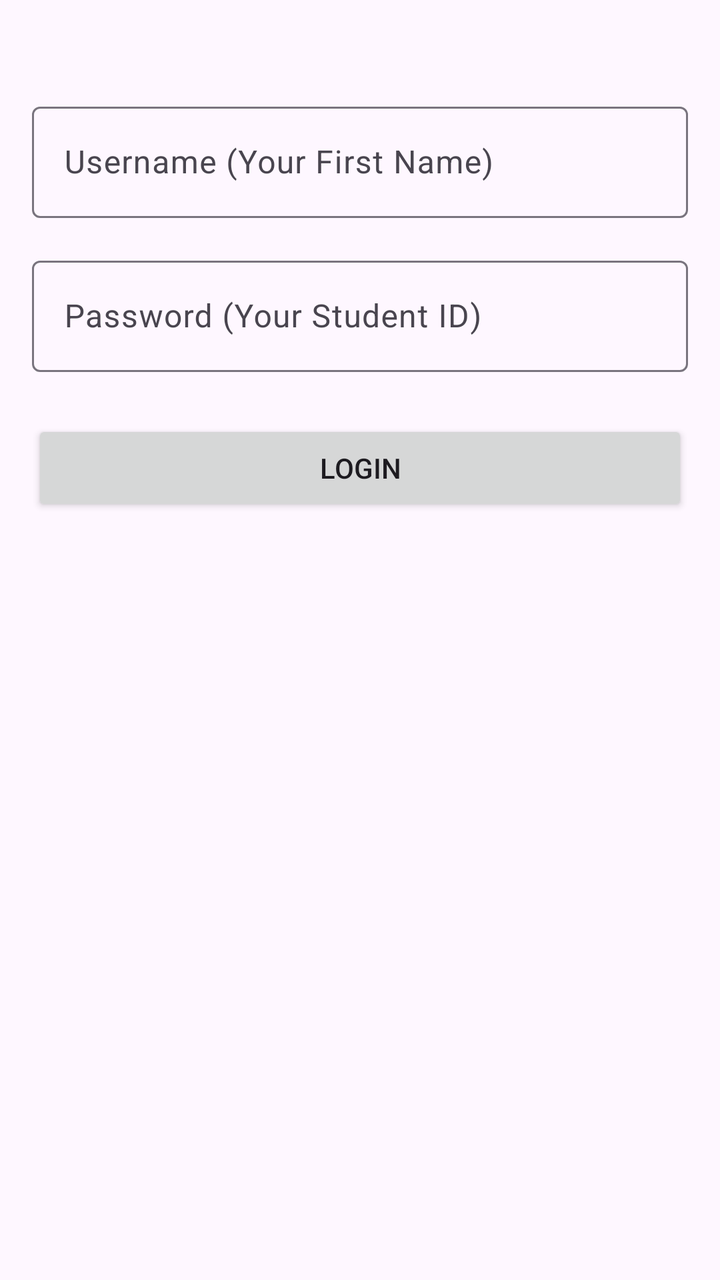
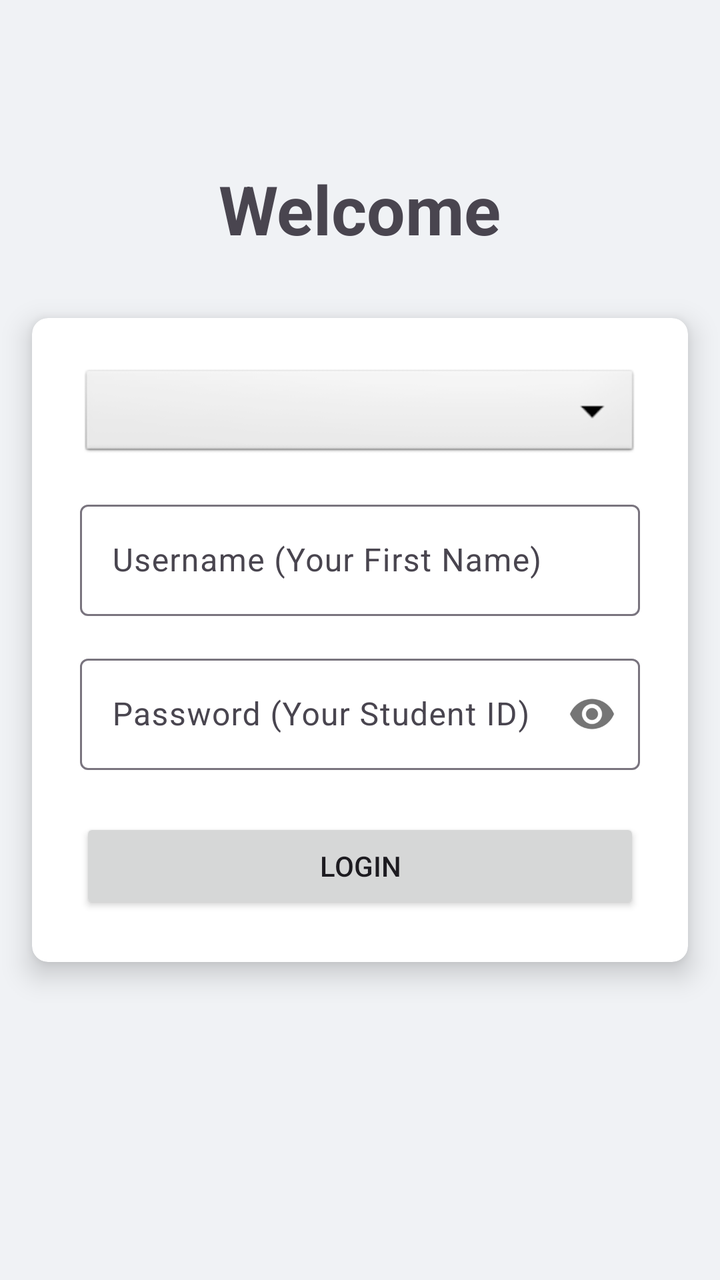

Two renders of the same Android screen: before a commit and after it. Below are the layout's source before the change and the commit's diff.
<!-- AndroidManifest.xml: application theme Theme.S8073084_assignment2 -->
<!-- res/layout/fragment_login.xml -->
<?xml version="1.0" encoding="utf-8"?>
<androidx.constraintlayout.widget.ConstraintLayout xmlns:android="http://schemas.android.com/apk/res/android"
    xmlns:app="http://schemas.android.com/apk/res-auto"
    xmlns:tools="http://schemas.android.com/tools"
    android:layout_width="match_parent"
    android:layout_height="match_parent"
    android:padding="16dp"
    tools:context=".ui.login.LoginFragment">

    <com.google.android.material.textfield.TextInputLayout
        android:id="@+id/username_layout"
        android:layout_width="0dp"
        android:layout_height="wrap_content"
        android:layout_marginTop="32dp"
        app:layout_constraintTop_toTopOf="parent"
        app:layout_constraintStart_toStartOf="parent"
        app:layout_constraintEnd_toEndOf="parent">

        <com.google.android.material.textfield.TextInputEditText
            android:id="@+id/username_edit_text"
            android:layout_width="match_parent"
            android:layout_height="wrap_content"
            android:hint="Username (Your First Name)" />
    </com.google.android.material.textfield.TextInputLayout>

    <com.google.android.material.textfield.TextInputLayout
        android:id="@+id/password_layout"
        android:layout_width="0dp"
        android:layout_height="wrap_content"
        android:layout_marginTop="16dp"
        app:layout_constraintTop_toBottomOf="@id/username_layout"
        app:layout_constraintStart_toStartOf="parent"
        app:layout_constraintEnd_toEndOf="parent">

        <com.google.android.material.textfield.TextInputEditText
            android:id="@+id/password_edit_text"
            android:layout_width="match_parent"
            android:layout_height="wrap_content"
            android:hint="Password (Your Student ID)"
            android:inputType="textPassword" />
    </com.google.android.material.textfield.TextInputLayout>

    <Button
        android:id="@+id/login_button"
        android:layout_width="0dp"
        android:layout_height="wrap_content"
        android:text="Login"
        android:layout_marginTop="24dp"
        app:layout_constraintTop_toBottomOf="@id/password_layout"
        app:layout_constraintStart_toStartOf="parent"
        app:layout_constraintEnd_toEndOf="parent" />

    <ProgressBar
        android:id="@+id/progress_bar"
        android:layout_width="wrap_content"
        android.layout_height="wrap_content"
        android:visibility="gone"
        app:layout_constraintTop_toTopOf="parent"
        app:layout_constraintBottom_toBottomOf="parent"
        app:layout_constraintStart_toStartOf="parent"
        app:layout_constraintEnd_toEndOf="parent" />

</androidx.constraintlayout.widget.ConstraintLayout>
<!-- resources referenced by this layout -->
<resources>
  <style name="Theme.S8073084_assignment2" parent="Base.Theme.S8073084_assignment2" />
  <style name="Base.Theme.S8073084_assignment2" parent="Theme.Material3.DayNight.NoActionBar">
          
          
      </style>
</resources>

<!-- the commit's change to res/layout/fragment_login.xml (unified diff, before → after) -->
@@ -4,57 +4,100 @@
     xmlns:tools="http://schemas.android.com/tools"
     android:layout_width="match_parent"
     android:layout_height="match_parent"
-    android:padding="16dp"
+    android:background="#f0f2f5"
     tools:context=".ui.login.LoginFragment">
 
-    <com.google.android.material.textfield.TextInputLayout
-        android:id="@+id/username_layout"
-        android:layout_width="0dp"
+    <TextView
+        android:id="@+id/title_text"
+        android:layout_width="wrap_content"
         android:layout_height="wrap_content"
-        android:layout_marginTop="32dp"
+        android:text="Welcome"
+        android:textSize="34sp"
+        android:textStyle="bold"
+        app:layout_constraintBottom_toTopOf="@id/login_card"
+        app:layout_constraintStart_toStartOf="parent"
+        app:layout_constraintEnd_toEndOf="parent"
+        android:layout_marginBottom="32dp"/>
+
+    <androidx.cardview.widget.CardView
+        android:id="@+id/login_card"
+        android:layout_width="match_parent"
+        android:layout_height="wrap_content"
+        app:cardCornerRadius="8dp"
+        app:cardElevation="8dp"
+        android:layout_margin="16dp"
         app:layout_constraintTop_toTopOf="parent"
+        app:layout_constraintBottom_toBottomOf="parent"
         app:layout_constraintStart_toStartOf="parent"
         app:layout_constraintEnd_toEndOf="parent">
 
-        <com.google.android.material.textfield.TextInputEditText
-            android:id="@+id/username_edit_text"
+        <androidx.constraintlayout.widget.ConstraintLayout
             android:layout_width="match_parent"
             android:layout_height="wrap_content"
-            android:hint="Username (Your First Name)" />
-    </com.google.android.material.textfield.TextInputLayout>
+            android:padding="24dp">
 
-    <com.google.android.material.textfield.TextInputLayout
-        android:id="@+id/password_layout"
-        android:layout_width="0dp"
-        android:layout_height="wrap_content"
-        android:layout_marginTop="16dp"
-        app:layout_constraintTop_toBottomOf="@id/username_layout"
-        app:layout_constraintStart_toStartOf="parent"
-        app:layout_constraintEnd_toEndOf="parent">
+            <Spinner
+                android:id="@+id/location_spinner"
+                android:layout_width="0dp"
+                android:layout_height="48dp"
+                android:background="@android:drawable/btn_dropdown"
+                app:layout_constraintTop_toTopOf="parent"
+                app:layout_constraintStart_toStartOf="parent"
+                app:layout_constraintEnd_toEndOf="parent"/>
 
-        <com.google.android.material.textfield.TextInputEditText
-            android:id="@+id/password_edit_text"
-            android:layout_width="match_parent"
-            android:layout_height="wrap_content"
-            android:hint="Password (Your Student ID)"
-            android:inputType="textPassword" />
-    </com.google.android.material.textfield.TextInputLayout>
+            <com.google.android.material.textfield.TextInputLayout
+                android:id="@+id/username_layout"
+                android:layout_width="0dp"
+                android:layout_height="wrap_content"
+                android:layout_marginTop="16dp"
+                app:layout_constraintTop_toBottomOf="@id/location_spinner"
+                app:layout_constraintStart_toStartOf="parent"
+                app:layout_constraintEnd_toEndOf="parent">
 
-    <Button
-        android:id="@+id/login_button"
-        android:layout_width="0dp"
-        android:layout_height="wrap_content"
-        android:text="Login"
-        android:layout_marginTop="24dp"
-        app:layout_constraintTop_toBottomOf="@id/password_layout"
-        app:layout_constraintStart_toStartOf="parent"
-        app:layout_constraintEnd_toEndOf="parent" />
+                <com.google.android.material.textfield.TextInputEditText
+                    android:id="@+id/username_edit_text"
+                    android:layout_width="match_parent"
+                    android:layout_height="wrap_content"
+                    android:hint="Username (Your First Name)" />
+            </com.google.android.material.textfield.TextInputLayout>
+
+            <com.google.android.material.textfield.TextInputLayout
+                android:id="@+id/password_layout"
+                android:layout_width="0dp"
+                android:layout_height="wrap_content"
+                android:layout_marginTop="16dp"
+                app:passwordToggleEnabled="true"
+                app:layout_constraintTop_toBottomOf="@id/username_layout"
+                app:layout_constraintStart_toStartOf="parent"
+                app:layout_constraintEnd_toEndOf="parent">
+
+                <com.google.android.material.textfield.TextInputEditText
+                    android:id="@+id/password_edit_text"
+                    android:layout_width="match_parent"
+                    android:layout_height="wrap_content"
+                    android:hint="Password (Your Student ID)"
+                    android:inputType="textPassword" />
+            </com.google.android.material.textfield.TextInputLayout>
+
+            <Button
+                android:id="@+id/login_button"
+                android:layout_width="0dp"
+                android:layout_height="wrap_content"
+                android:text="Login"
+                android:layout_marginTop="24dp"
+                app:layout_constraintTop_toBottomOf="@id/password_layout"
+                app:layout_constraintStart_toStartOf="parent"
+                app:layout_constraintEnd_toEndOf="parent" />
+
+        </androidx.constraintlayout.widget.ConstraintLayout>
+    </androidx.cardview.widget.CardView>
 
     <ProgressBar
         android:id="@+id/progress_bar"
         android:layout_width="wrap_content"
-        android.layout_height="wrap_content"
+        android:layout_height="wrap_content"
         android:visibility="gone"
+        tools:visibility="visible"
         app:layout_constraintTop_toTopOf="parent"
         app:layout_constraintBottom_toBottomOf="parent"
         app:layout_constraintStart_toStartOf="parent"
